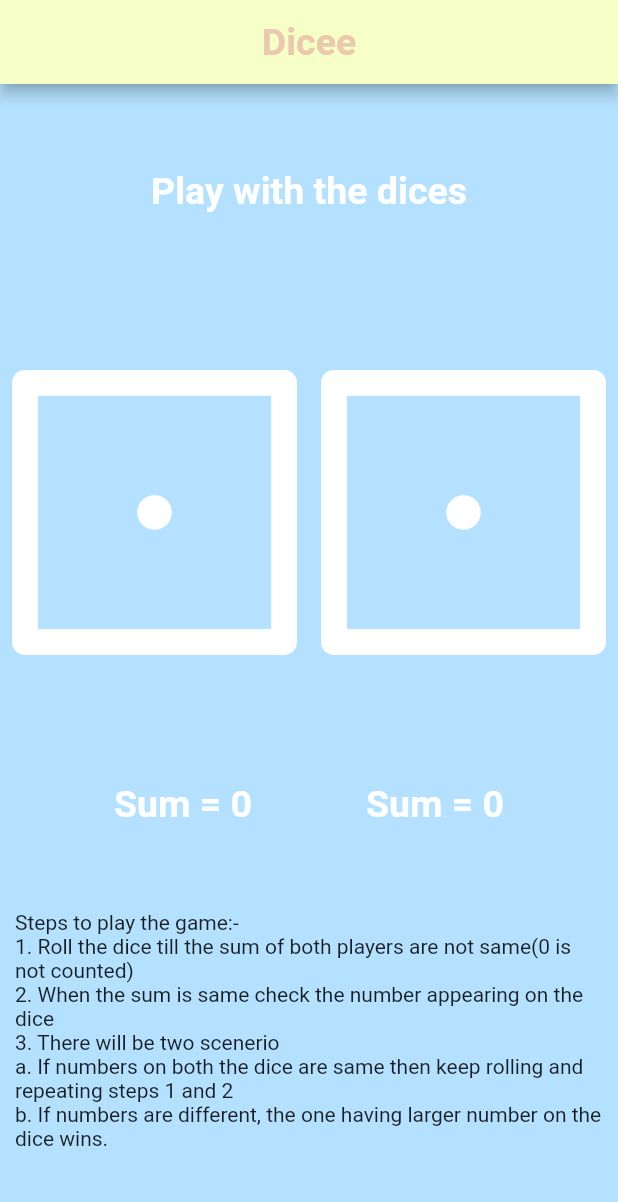
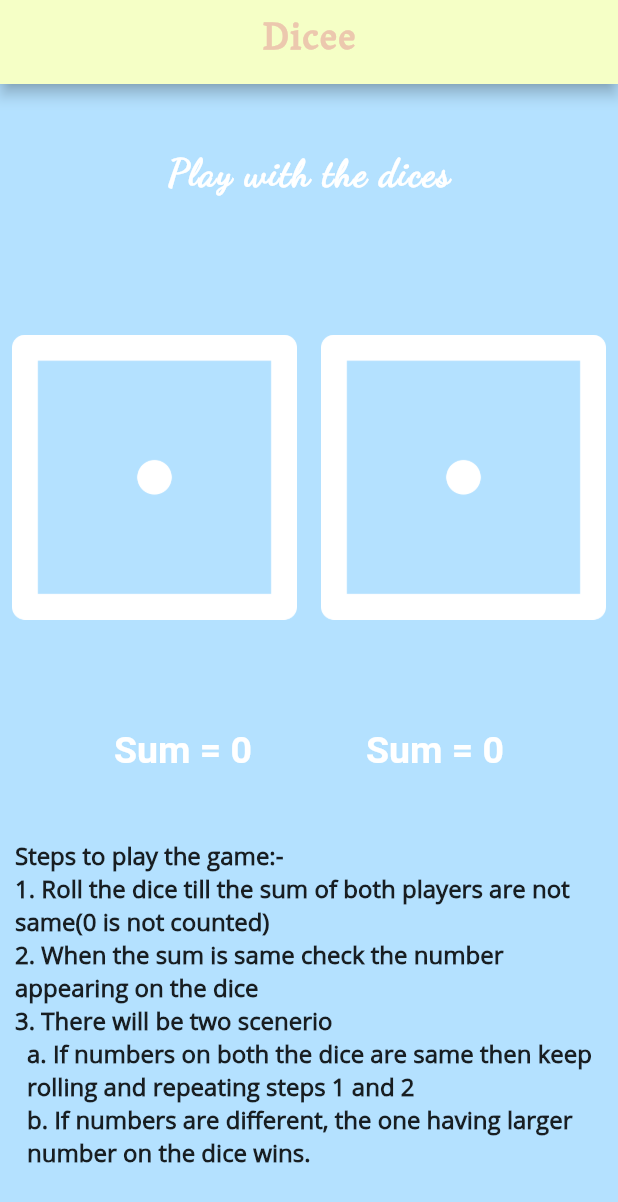
Before and after one commit to siddharth177/Dicee, a Flutter app: the screen it shows after launch, on a phone screen of 412 x 824 dp. Shown: the top 1202 px of the screen. Run offline on Flutter 3.47's test engine with Material 2 defaults, Android fonts, the phone set to English and light mode, and no system bars.

```diff
--- a/lib/main.dart
+++ b/lib/main.dart
@@ -21,6 +21,10 @@ class _MyAppState extends State<MyApp> {
   int sumRightDice = 0;
   int leftDiceNumber = 1;
   int rightDiceNumber = 1;
+  bool leftDice = true;
+  bool rightDice = false;
+  String winner = 'Winner';
+
   @override
   Widget build(BuildContext context) {
     return MaterialApp(
@@ -28,9 +32,10 @@ class _MyAppState extends State<MyApp> {
       home: Scaffold(
         appBar: AppBar(
           backgroundColor: Color(0xfff5ffc6),
-
           title: Center(child: Text('Dicee', style: TextStyle(
             fontWeight: FontWeight.bold,
+            fontFamily: 'VesperLibre',
+            letterSpacing: 1.0,
             color: Color(0xffecc8ae),
             fontSize: 25.0,
           ),),),
@@ -47,7 +52,9 @@ class _MyAppState extends State<MyApp> {
                   style: TextStyle(
                       color: Colors.white,
                       fontSize: 25.0,
-                      fontWeight: FontWeight.bold
+                      fontWeight: FontWeight.bold,
+                      fontFamily: 'DancingScript',
+                      letterSpacing: 1.0,
                   ),
                 ),
               ),
@@ -58,16 +65,29 @@ class _MyAppState extends State<MyApp> {
                   child: TextButton(child: Image.asset('images/dice$leftDiceNumber.png'),
                     onPressed: (){
                     setState(() {
-                      leftDiceNumber = Random().nextInt(6) + 1;
-                      sumLeftDice += leftDiceNumber;
+                      if(leftDice) {
+                        leftDiceNumber = Random().nextInt(6) + 1;
+                        sumLeftDice += leftDiceNumber;
+                        leftDice = !leftDice;
+                        rightDice = !rightDice;
+                      }
+                      else{
+                        print('Not Allowed');
+                      }
                     });
                     },),
                 ),
                 Expanded(child: TextButton(child: Image.asset('images/dice$rightDiceNumber.png'),
                   onPressed: (){
                   setState(() {
+                  if(rightDice) {
                     rightDiceNumber = Random().nextInt(6) + 1;
                     sumRightDice += rightDiceNumber;
+                    rightDice = !rightDice;
+                    leftDice = !leftDice;
+                  }else {
+                    print('Not Allowed');
+                  }
                   });
                   },),)
               ],
@@ -82,12 +102,14 @@ class _MyAppState extends State<MyApp> {
                     style: TextStyle(
                       color: Colors.white,
                       fontSize: 25.0,
-                      fontWeight: FontWeight.bold
+                      fontFamily: 'Roboto',
+                      fontWeight: FontWeight.bold,
                   ),),
                   Text('Sum = $sumRightDice',
                     style: TextStyle(
                         color: Colors.white,
                         fontSize: 25.0,
+                        fontFamily: 'Roboto',
                         fontWeight: FontWeight.bold
                     ),),
                 ],
@@ -99,12 +121,49 @@ class _MyAppState extends State<MyApp> {
                 mainAxisAlignment: MainAxisAlignment.center,
                 crossAxisAlignment: CrossAxisAlignment.start,
                 children: [
-                  Text('Steps to play the game:-'),
-                  Text('1. Roll the dice till the sum of both players are not same(0 is not counted)'),
-                  Text('2. When the sum is same check the number appearing on the dice'),
-                  Text('3. There will be two scenerio'),
-                  Text('a. If numbers on both the dice are same then keep rolling and repeating steps 1 and 2'),
-                  Text('b. If numbers are different, the one having larger number on the dice wins.')
+                  Text('Steps to play the game:-',
+                  style: TextStyle(
+                    fontWeight: FontWeight.bold,
+                    fontSize: 16.0,
+                    fontFamily: 'OpenSans',
+                  ),),
+                  Text('1. Roll the dice till the sum of both players are not same(0 is not counted)',
+                    style: TextStyle(
+                      fontWeight: FontWeight.bold,
+                      fontSize: 16.0,
+                      fontFamily: 'OpenSans',
+                  ),),
+                  Text('2. When the sum is same check the number appearing on the dice',
+                    style: TextStyle(
+                      fontWeight: FontWeight.bold,
+                      fontSize: 16.0,
+                      fontFamily: 'OpenSans',
+                  ),),
+                  Text('3. There will be two scenerio',
+                  style: TextStyle(
+                    fontWeight: FontWeight.bold,
+                    fontSize: 16.0,
+                    fontFamily: 'OpenSans',
+                  ),),
+                  Container(
+                    margin: EdgeInsets.only(left:8.0,),
+                    child: Column(
+                      children: [
+                        Text('a. If numbers on both the dice are same then keep rolling and repeating steps 1 and 2',
+                          style: TextStyle(
+                            fontWeight: FontWeight.bold,
+                            fontSize: 16.0,
+                            fontFamily: 'OpenSans',
+                          ),),
+                        Text('b. If numbers are different, the one having larger number on the dice wins.',
+                          style: TextStyle(
+                            fontWeight: FontWeight.bold,
+                            fontSize: 16.0,
+                            fontFamily: 'OpenSans',
+                          ),),
+                      ],
+                    ),
+                  ),
                 ],
               ),
             ),
```
Also changed, not shown: fonts/OFL.txt (added, +93 -0 lines), pubspec.yaml (+10 -11 lines), fonts/DancingScript-Regular.ttf (added), fonts/DancingScript-VariableFont_wght.ttf (added), fonts/LICENSE.txt (added), fonts/OpenSans-Regular.ttf (added), fonts/Roboto-Regular.ttf (added), fonts/VesperLibre-Regular.ttf (added).
